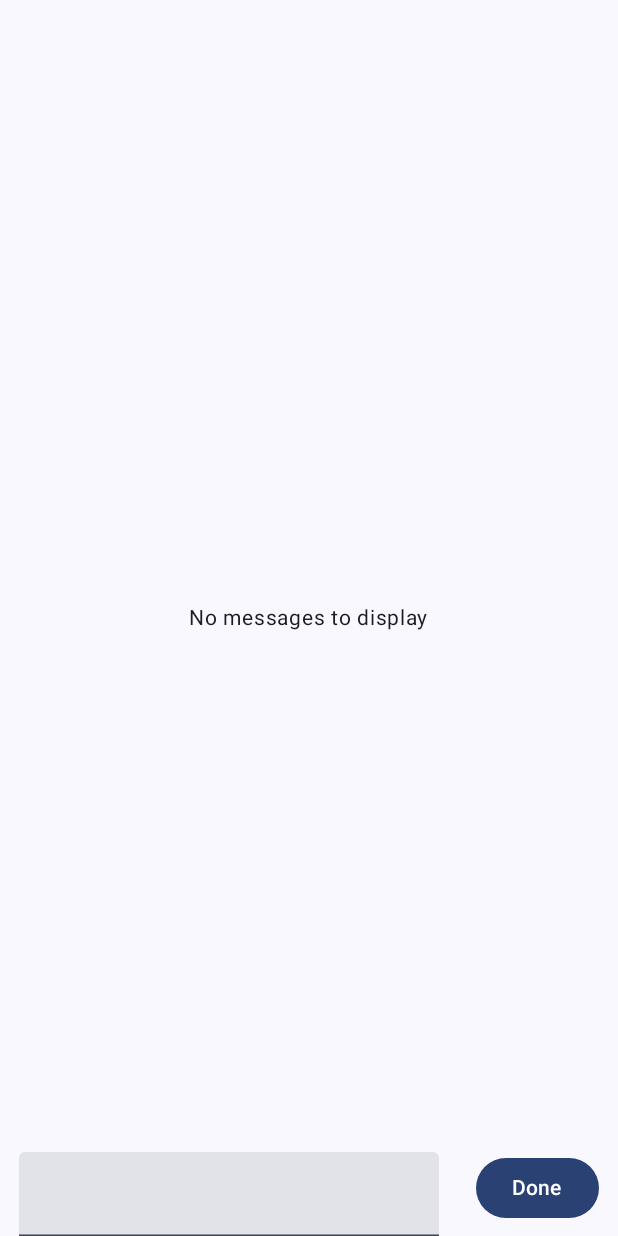
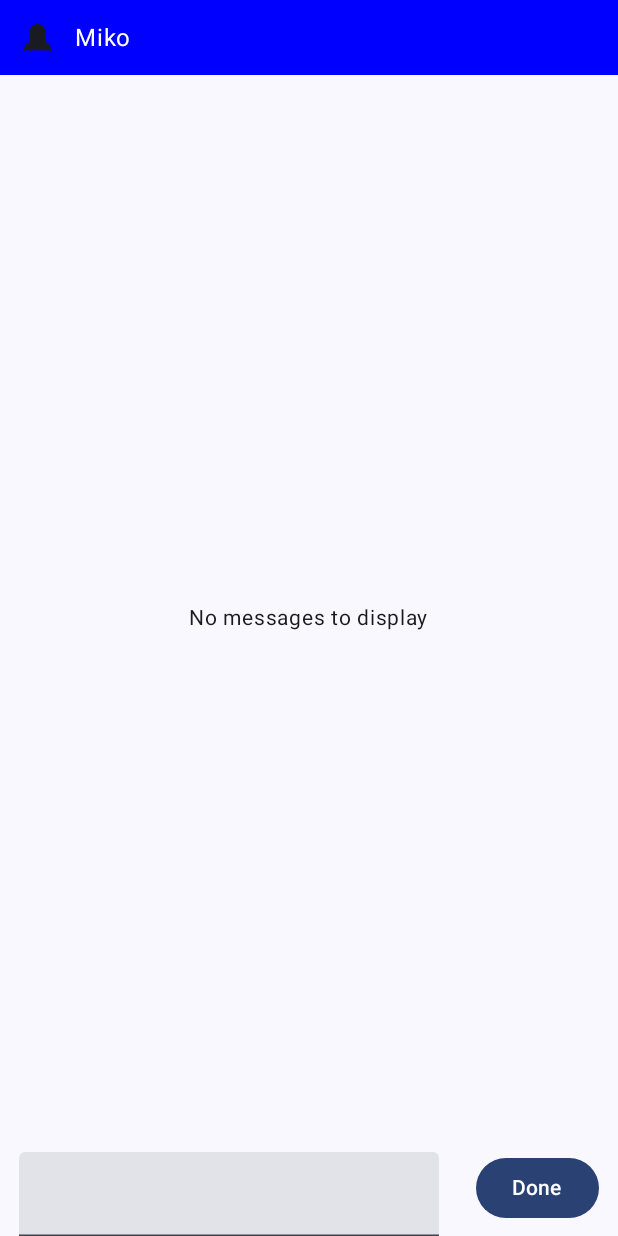
Before and after one commit to joselopez1005/Miko, an Android app built with Jetpack Compose: the screen it shows after launch (MainActivity), on a phone screen of 412 x 824 dp. Run offline under Robolectric (Android 15) with nearby library versions, the phone set to English and light mode, and no system bars; our stand-ins replace Dagger/Hilt's generated code.

Commit message:
Moved constants out of presentation layer and created our top bar

```diff
--- a/app/src/main/java/com/example/miko/data/repository/ChatRepositoryImpl.kt
+++ b/app/src/main/java/com/example/miko/data/repository/ChatRepositoryImpl.kt
@@ -11,19 +11,19 @@ import com.example.miko.domain.util.Resource
 import java.lang.Exception
 import javax.inject.Inject
 
+const val MODEL = "gpt-3.5-turbo-0301"
+const val USER = "user"
 class ChatRepositoryImpl @Inject constructor(
     private val openApi: OpenApi
 ): ChatRepository {
     override suspend fun sendMessageData(
-        model: String,
-        role: String,
         content: String
     ): Resource<Completions> {
         return try {
             Resource.Success(
                 openApi.getTextCompletion(
                     "Bearer ${BuildConfig.OPEN_API_KEY}",
-                    PromptBody(model, listOf(MessageBody(role,content)), 3)
+                    PromptBody(MODEL, listOf(MessageBody(USER,content)), 3)
                 ).toCompletions()
             )
         } catch (e: Exception) {
--- /dev/null
+++ b/app/src/main/java/com/example/miko/domain/chat/ProfileInfo.kt
@@ -0,0 +1,8 @@
+package com.example.miko.domain.chat
+
+import androidx.annotation.DrawableRes
+
+data class ProfileInfo(
+    val name: String,
+    @DrawableRes val iconRes: Int
+)
--- a/app/src/main/java/com/example/miko/domain/repository/ChatRepository.kt
+++ b/app/src/main/java/com/example/miko/domain/repository/ChatRepository.kt
@@ -4,5 +4,5 @@ import com.example.miko.domain.chat.Completions
 import com.example.miko.domain.util.Resource
 
 interface ChatRepository {
-    suspend fun sendMessageData(model: String, role: String, content: String): Resource<Completions>
+    suspend fun sendMessageData(content: String): Resource<Completions>
 }
--- a/app/src/main/java/com/example/miko/presentation/ui/chat_screen/ChatScreen.kt
+++ b/app/src/main/java/com/example/miko/presentation/ui/chat_screen/ChatScreen.kt
@@ -6,8 +6,12 @@ import androidx.compose.foundation.layout.Box
 import androidx.compose.foundation.layout.Row
 import androidx.compose.foundation.layout.fillMaxSize
 import androidx.compose.foundation.layout.fillMaxWidth
+import androidx.compose.foundation.layout.padding
+import androidx.compose.foundation.layout.size
+import androidx.compose.foundation.shape.CircleShape
 import androidx.compose.material3.Button
 import androidx.compose.material3.ExperimentalMaterial3Api
+import androidx.compose.material3.Icon
 import androidx.compose.material3.MaterialTheme
 import androidx.compose.material3.Text
 import androidx.compose.material3.TextField
@@ -17,10 +21,16 @@ import androidx.compose.runtime.mutableStateOf
 import androidx.compose.runtime.remember
 import androidx.compose.ui.Alignment
 import androidx.compose.ui.Modifier
+import androidx.compose.ui.draw.clip
+import androidx.compose.ui.graphics.Color
+import androidx.compose.ui.res.painterResource
 import androidx.compose.ui.text.input.TextFieldValue
 import androidx.compose.ui.tooling.preview.Preview
+import androidx.compose.ui.unit.dp
 import androidx.compose.ui.unit.sp
 import androidx.hilt.navigation.compose.hiltViewModel
+import com.example.miko.R
+import com.example.miko.domain.chat.ProfileInfo
 import com.example.miko.presentation.ui.theme.MikoTheme
 
 @OptIn(ExperimentalMaterial3Api::class)
@@ -28,13 +38,13 @@ import com.example.miko.presentation.ui.theme.MikoTheme
 fun ChatScreen(
     viewModel: ChatViewModel = hiltViewModel()
 ) {
-    ChatScreenContent(states = viewModel.state.collectAsState().value, onButtonPressed = viewModel::sendMessage)
+    ChatScreenContent(state = viewModel.state.collectAsState().value, onButtonPressed = viewModel::sendMessage)
 }
 
 @ExperimentalMaterial3Api
 @Composable
 fun ChatScreenContent(
-    states: ChatScreenStates,
+    state: ChatScreenStates,
     onButtonPressed: (String) -> Unit
 ) {
     val textState = remember { mutableStateOf(TextFieldValue()) }
@@ -43,8 +53,15 @@ fun ChatScreenContent(
             .fillMaxSize()
             .background(MaterialTheme.colorScheme.background),
     ) {
+        TopBar(
+            state = state,
+            modifier = Modifier
+                .align(Alignment.TopStart)
+                .fillMaxWidth()
+                .background(Color.Blue)
+        )
         Text(
-            text = states.completions?.messages?.get(0)?.content ?: "No messages to display",
+            text = if (state.isLoading) "Loading..." else state.completions?.messages?.get(0)?.content ?: "No messages to display",
             fontSize = 14.sp,
             modifier = Modifier.align(Alignment.Center)
         )
@@ -65,7 +82,45 @@ fun ChatScreenContent(
             }
         }
     }
+}
 
+@Composable
+fun TopBar(
+    state: ChatScreenStates,
+    modifier: Modifier
+) {
+    Row(
+        modifier,
+        verticalAlignment = Alignment.CenterVertically,
+    ) {
+        ProfileInfoSection(profileInfo = state.chatProfile)
+    }
+}
+
+@Composable
+fun ProfileInfoSection(
+    modifier: Modifier = Modifier,
+    profileInfo: ProfileInfo
+) {
+    Row(
+        modifier,
+        verticalAlignment = Alignment.CenterVertically
+    ) {
+        Icon(
+            painter = painterResource(id = profileInfo.iconRes),
+            contentDescription = null,
+            modifier = Modifier
+                .size(50.dp)
+                .clip(CircleShape)
+                .padding(16.dp)
+        )
+
+        Text(
+            text = profileInfo.name,
+            fontSize = 16.sp,
+            color = Color.White
+        )
+    }
 }
 
 @OptIn(ExperimentalMaterial3Api::class)
@@ -79,3 +134,11 @@ fun ChatScreenContentPreview() {
         )
     }
 }
+
+@Preview
+@Composable
+fun ProfileInfoSectionPreview() {
+    MikoTheme {
+        ProfileInfoSection(modifier = Modifier.fillMaxWidth(), profileInfo = ProfileInfo("Miko", R.drawable.person_girl))
+    }
+}
--- a/app/src/main/java/com/example/miko/presentation/ui/chat_screen/ChatScreenStates.kt
+++ b/app/src/main/java/com/example/miko/presentation/ui/chat_screen/ChatScreenStates.kt
@@ -1,10 +1,13 @@
 package com.example.miko.presentation.ui.chat_screen
 
+import com.example.miko.R
 import com.example.miko.domain.chat.Completions
+import com.example.miko.domain.chat.ProfileInfo
 import java.io.Serializable
 
 data class ChatScreenStates (
     val completions: Completions? = null,
     val isLoading: Boolean = false,
-    val error: String? = null
+    val error: String? = null,
+    val chatProfile: ProfileInfo = ProfileInfo("Miko", R.drawable.person_girl)
 ) : Serializable
--- a/app/src/main/java/com/example/miko/presentation/ui/chat_screen/ChatViewModel.kt
+++ b/app/src/main/java/com/example/miko/presentation/ui/chat_screen/ChatViewModel.kt
@@ -25,7 +25,7 @@ class ChatViewModel @Inject constructor(
         viewModelScope.launch {
             savedStateHandle[STATE] = ChatScreenStates(completions = null, isLoading = true)
 
-            when (val result = chatRepository.sendMessageData(model = MODEL, role = USER, content = message ?: "")) {
+            when (val result = chatRepository.sendMessageData(content = message ?: "")) {
                 is Resource.Success -> {
                     savedStateHandle[STATE] = ChatScreenStates(completions = result.data, isLoading = false)
                 }
@@ -38,8 +38,6 @@ class ChatViewModel @Inject constructor(
 
 
     companion object {
-        const val STATE = "STATE"
-        const val MODEL = "gpt-3.5-turbo-0301"
-        const val USER = "user"
+        private const val STATE = "STATE"
     }
 }
--- /dev/null
+++ b/app/src/main/res/drawable/person_girl.xml
@@ -0,0 +1,26 @@
+<vector xmlns:android="http://schemas.android.com/apk/res/android"
+    android:width="800dp"
+    android:height="800dp"
+    android:viewportWidth="32"
+    android:viewportHeight="32">
+  <group>
+    <clip-path
+        android:pathData="M0,0h32v32h-32z"/>
+    <path
+        android:pathData="M24,31H8H1C1,31 1.69,27.38 2,26C2.16,25.29 2.68,23.87 6.64,22.81C7.78,22.5 9.21,22.22 11,22C11,22 12,25 16,25C20,25 21,22 21,22C22.78,22.22 24.2,22.5 25.34,22.79C29.32,23.85 29.84,25.24 30,26C30.29,27.38 31,31 31,31H24Z"
+        android:fillColor="#FFC44D"/>
+    <path
+        android:pathData="M21,9C21,9 20,9 19,7C16,9 11,9 11,9C11,14 13,18 16,18C19,18 21,14 21,9ZM24,8L25.35,22.77L25.34,22.79C24.2,22.5 22.78,22.22 21,22C21,22 20,25 16,25C12,25 11,22 11,22C9.21,22.22 7.78,22.5 6.64,22.81L6.6,22.65L8,8C8.53,3.56 12.13,1 16,1C19.87,1 23.47,3.59 24,8Z"
+        android:fillColor="#668077"/>
+    <path
+        android:pathData="M19,7C20,9 21,9 21,9C21,14 19,18 16,18C13,18 11,14 11,9C11,9 16,9 19,7Z"
+        android:fillColor="#FFE6EA"/>
+    <path
+        android:pathData="M1,31C1,31 1.687,27.379 2,26C2.208,25.083 3,23 11,22C11,22 12,25 16,25C20,25 21,22 21,22C29,23 29.792,25.021 30,26C30.294,27.384 31,31 31,31M7,19.501L8,8C8.531,3.563 12.134,1 16,1C19.866,1 23.469,3.594 24,8L25,19.5M8,30V31M24,30V31M18.999,7C16,9 11,9 11,9C11,14 13,18 16,18C19,18 21,14 21,9"
+        android:strokeLineJoin="round"
+        android:strokeWidth="2"
+        android:fillColor="#00000000"
+        android:strokeColor="#000000"
+        android:strokeLineCap="round"/>
+  </group>
+</vector>
```
